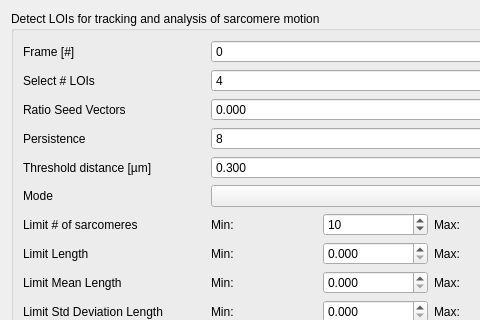
First picture: the form in sarcasm_app/ui-files/parameters_loi_analysis.ui, repository danihae/SarcAsM, before the edit; both pictures show x 0 to 480 and y 0 to 320 of the 674 by 1126 pixel window.
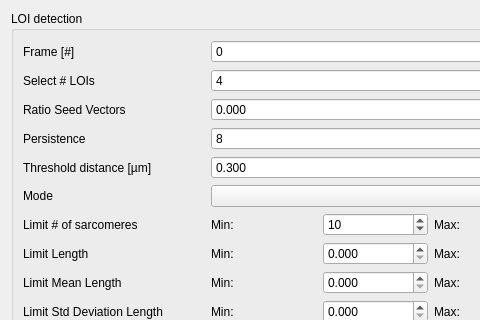
Second picture: the form after the edit.

What changed in the file:
```diff
--- a/sarcasm_app/ui-files/parameters_loi_analysis.ui
+++ b/sarcasm_app/ui-files/parameters_loi_analysis.ui
@@ -36,7 +36,7 @@
    <item row="9" column="0" colspan="2">
     <widget class="QGroupBox" name="groupBox_6">
      <property name="title">
-      <string>Detect LOIs for tracking and analysis of sarcomere motion</string>
+      <string>LOI detection</string>
      </property>
      <layout class="QFormLayout" name="formLayout_7">
       <item row="1" column="0">
```
